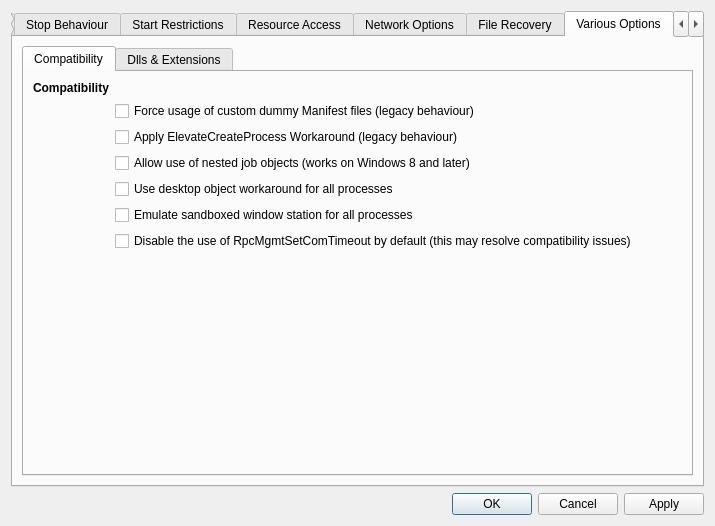
Old version of the form SandboxiePlus/SandMan/Forms/OptionsWindow.ui in the repository sandboxie-plus/Sandboxie.
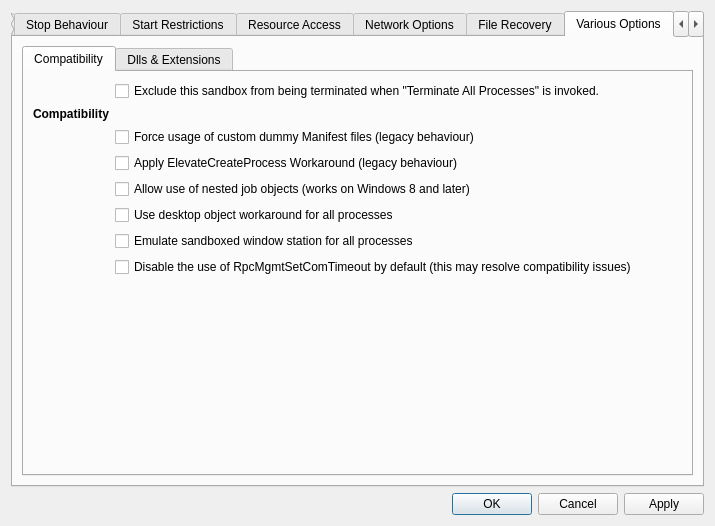
New version of the form. The open tabs and pages were chosen to show the change.

```diff
--- a/SandboxiePlus/SandMan/Forms/OptionsWindow.ui
+++ b/SandboxiePlus/SandMan/Forms/OptionsWindow.ui
@@ -3470,45 +3470,24 @@
             <layout class="QGridLayout" name="gridLayout_63">
              <item row="0" column="0">
               <layout class="QGridLayout" name="gridLayout_62">
-               <item row="7" column="1">
-                <spacer name="horizontalSpacer_12">
-                 <property name="orientation">
-                  <enum>Qt::Horizontal</enum>
-                 </property>
-                 <property name="sizeHint" stdset="0">
-                  <size>
-                   <width>40</width>
-                   <height>20</height>
-                  </size>
-                 </property>
-                </spacer>
-               </item>
-               <item row="2" column="1">
+               <item row="3" column="1">
                 <widget class="QCheckBox" name="chkElevateCreateProcessFix">
                  <property name="text">
                   <string>Apply ElevateCreateProcess Workaround (legacy behaviour)</string>
                  </property>
                 </widget>
                </item>
-               <item row="1" column="1">
-                <widget class="QCheckBox" name="chkPreferExternalManifest">
-                 <property name="text">
-                  <string>Force usage of custom dummy Manifest files (legacy behaviour)</string>
-                 </property>
-                </widget>
-               </item>
-               <item row="5" column="1">
+               <item row="6" column="1">
                 <widget class="QCheckBox" name="chkUseSbieWndStation">
                  <property name="text">
                   <string>Emulate sandboxed window station for all processes</string>
                  </property>
                 </widget>
                </item>
-               <item row="0" column="0">
+               <item row="1" column="0">
                 <widget class="QLabel" name="lblCompatibility">
                  <property name="font">
                   <font>
-                   <weight>75</weight>
                    <bold>true</bold>
                    <kerning>true</kerning>
                   </font>
@@ -3518,14 +3497,28 @@
                  </property>
                 </widget>
                </item>
-               <item row="3" column="1">
-                <widget class="QCheckBox" name="chkNestedJobs">
+               <item row="7" column="1">
+                <widget class="QCheckBox" name="chkComTimeout">
                  <property name="text">
-                  <string>Allow use of nested job objects (works on Windows 8 and later)</string>
+                  <string>Disable the use of RpcMgmtSetComTimeout by default (this may resolve compatibility issues)</string>
                  </property>
                 </widget>
                </item>
-               <item row="7" column="0">
+               <item row="2" column="1">
+                <widget class="QCheckBox" name="chkPreferExternalManifest">
+                 <property name="text">
+                  <string>Force usage of custom dummy Manifest files (legacy behaviour)</string>
+                 </property>
+                </widget>
+               </item>
+               <item row="5" column="1">
+                <widget class="QCheckBox" name="chkUseSbieDeskHack">
+                 <property name="text">
+                  <string>Use desktop object workaround for all processes</string>
+                 </property>
+                </widget>
+               </item>
+               <item row="8" column="0">
                 <spacer name="verticalSpacer_28">
                  <property name="orientation">
                   <enum>Qt::Vertical</enum>
@@ -3538,17 +3531,33 @@
                  </property>
                 </spacer>
                </item>
-               <item row="6" column="1">
-                <widget class="QCheckBox" name="chkComTimeout">
-                 <property name="text">
-                  <string>Disable the use of RpcMgmtSetComTimeout by default (this may resolve compatibility issues)</string>
+               <item row="8" column="1">
+                <spacer name="horizontalSpacer_12">
+                 <property name="orientation">
+                  <enum>Qt::Horizontal</enum>
                  </property>
-                </widget>
+                 <property name="sizeHint" stdset="0">
+                  <size>
+                   <width>40</width>
+                   <height>20</height>
+                  </size>
+                 </property>
+                </spacer>
                </item>
                <item row="4" column="1">
-                <widget class="QCheckBox" name="chkUseSbieDeskHack">
+                <widget class="QCheckBox" name="chkNestedJobs">
                  <property name="text">
-                  <string>Use desktop object workaround for all processes</string>
+                  <string>Allow use of nested job objects (works on Windows 8 and later)</string>
+                 </property>
+                </widget>
+               </item>
+               <item row="0" column="1">
+                <widget class="QCheckBox" name="chkNoPanic">
+                 <property name="toolTip">
+                  <string>When the global hotkey is pressed 3 times in short succession this exception will be ignored.</string>
+                 </property>
+                 <property name="text">
+                  <string>Exclude this sandbox from being terminated when &quot;Terminate All Processes&quot; is invoked.</string>
                  </property>
                 </widget>
                </item>
```
